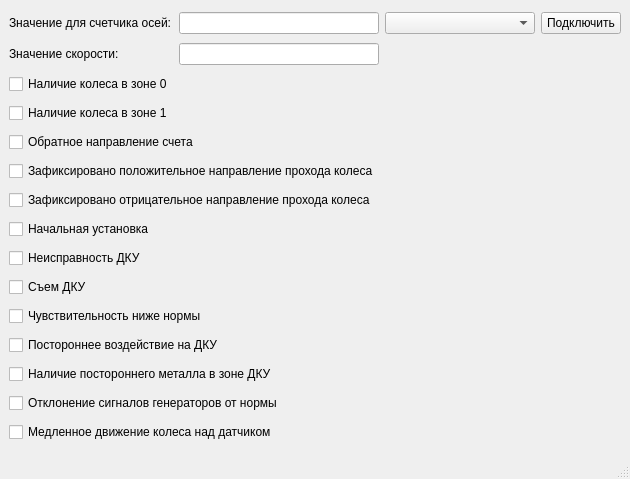
This is DKUSlave/DKUServer/mainwindow.ui in Xorizo-n/DKU-PromElectro as Qt 5 draws it before an edit. The edited form follows.
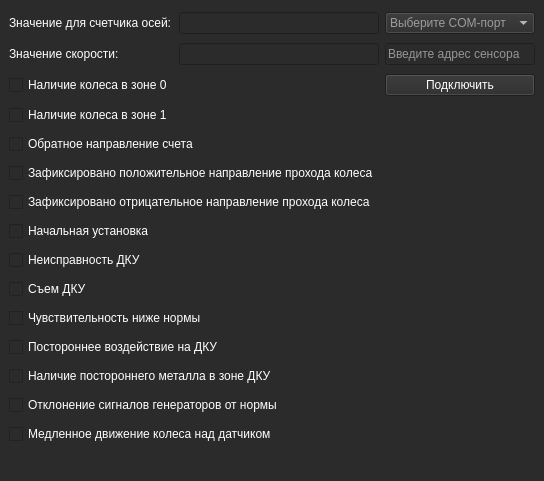
This is the edited form.

```diff
--- a/DKUSlave/DKUServer/mainwindow.ui
+++ b/DKUSlave/DKUServer/mainwindow.ui
@@ -6,17 +6,23 @@
    <rect>
     <x>0</x>
     <y>0</y>
-    <width>625</width>
-    <height>479</height>
+    <width>539</width>
+    <height>481</height>
    </rect>
   </property>
   <property name="windowTitle">
    <string>ДКУ-02 Эмулятор</string>
   </property>
+  <property name="styleSheet">
+   <string notr="true">background-color: rgb(43, 43, 43);</string>
+  </property>
   <widget class="QWidget" name="centralwidget">
    <layout class="QGridLayout" name="gridLayout">
     <item row="0" column="2">
      <widget class="QComboBox" name="comports">
+      <property name="styleSheet">
+       <string notr="true">color: rgb(255, 255, 255);</string>
+      </property>
       <property name="placeholderText">
        <string>Выберите COM-порт</string>
       </property>
@@ -24,6 +30,9 @@
     </item>
     <item row="15" column="0" colspan="2">
      <widget class="QCheckBox" name="r32_14">
+      <property name="styleSheet">
+       <string notr="true">color: rgb(255, 255, 255);</string>
+      </property>
       <property name="text">
        <string>Отклонение сигналов генераторов от нормы</string>
       </property>
@@ -31,20 +40,19 @@
     </item>
     <item row="5" column="0" colspan="2">
      <widget class="QCheckBox" name="r32_1">
+      <property name="styleSheet">
+       <string notr="true">color: rgb(255, 255, 255);</string>
+      </property>
       <property name="text">
        <string>Наличие колеса в зоне 1</string>
       </property>
      </widget>
     </item>
-    <item row="0" column="3">
-     <widget class="QPushButton" name="connect">
-      <property name="text">
-       <string>Подключить</string>
-      </property>
-     </widget>
-    </item>
     <item row="11" column="0" colspan="2">
      <widget class="QCheckBox" name="r32_10">
+      <property name="styleSheet">
+       <string notr="true">color: rgb(255, 255, 255);</string>
+      </property>
       <property name="text">
        <string>Съем ДКУ</string>
       </property>
@@ -52,6 +60,9 @@
     </item>
     <item row="13" column="0" colspan="2">
      <widget class="QCheckBox" name="r32_12">
+      <property name="styleSheet">
+       <string notr="true">color: rgb(255, 255, 255);</string>
+      </property>
       <property name="text">
        <string>Постороннее воздействие на ДКУ</string>
       </property>
@@ -59,6 +70,9 @@
     </item>
     <item row="10" column="0" colspan="2">
      <widget class="QCheckBox" name="r32_9">
+      <property name="styleSheet">
+       <string notr="true">color: rgb(255, 255, 255);</string>
+      </property>
       <property name="text">
        <string>Неисправность ДКУ</string>
       </property>
@@ -66,6 +80,9 @@
     </item>
     <item row="0" column="0">
      <widget class="QLabel" name="label">
+      <property name="styleSheet">
+       <string notr="true">color: rgb(255, 255, 255);</string>
+      </property>
       <property name="text">
        <string>Значение для счетчика осей:</string>
       </property>
@@ -73,6 +90,9 @@
     </item>
     <item row="16" column="0" colspan="2">
      <widget class="QCheckBox" name="r32_15">
+      <property name="styleSheet">
+       <string notr="true">color: rgb(255, 255, 255);</string>
+      </property>
       <property name="text">
        <string>Медленное движение колеса над датчиком</string>
       </property>
@@ -80,16 +100,26 @@
     </item>
     <item row="6" column="0" colspan="2">
      <widget class="QCheckBox" name="r32_2">
+      <property name="styleSheet">
+       <string notr="true">color: rgb(255, 255, 255);</string>
+      </property>
       <property name="text">
        <string>Обратное направление счета</string>
       </property>
      </widget>
     </item>
     <item row="0" column="1">
-     <widget class="QLineEdit" name="axis_amount"/>
+     <widget class="QLineEdit" name="axis_amount">
+      <property name="styleSheet">
+       <string notr="true">color: rgb(255, 255, 255);</string>
+      </property>
+     </widget>
     </item>
     <item row="12" column="0" colspan="2">
      <widget class="QCheckBox" name="r32_11">
+      <property name="styleSheet">
+       <string notr="true">color: rgb(255, 255, 255);</string>
+      </property>
       <property name="text">
        <string>Чувствительность ниже нормы</string>
       </property>
@@ -97,6 +127,9 @@
     </item>
     <item row="9" column="0" colspan="2">
      <widget class="QCheckBox" name="r32_8">
+      <property name="styleSheet">
+       <string notr="true">color: rgb(255, 255, 255);</string>
+      </property>
       <property name="text">
        <string>Начальная установка</string>
       </property>
@@ -104,6 +137,9 @@
     </item>
     <item row="8" column="0" colspan="2">
      <widget class="QCheckBox" name="r32_4">
+      <property name="styleSheet">
+       <string notr="true">color: rgb(255, 255, 255);</string>
+      </property>
       <property name="text">
        <string>Зафиксировано отрицательное направление прохода колеса</string>
       </property>
@@ -111,6 +147,9 @@
     </item>
     <item row="7" column="0" colspan="2">
      <widget class="QCheckBox" name="r32_3">
+      <property name="styleSheet">
+       <string notr="true">color: rgb(255, 255, 255);</string>
+      </property>
       <property name="text">
        <string>Зафиксировано положительное направление прохода колеса</string>
       </property>
@@ -118,6 +157,9 @@
     </item>
     <item row="14" column="0" colspan="2">
      <widget class="QCheckBox" name="r32_13">
+      <property name="styleSheet">
+       <string notr="true">color: rgb(255, 255, 255);</string>
+      </property>
       <property name="text">
        <string>Наличие постороннего металла в зоне ДКУ</string>
       </property>
@@ -128,10 +170,16 @@
       <property name="autoFillBackground">
        <bool>false</bool>
       </property>
+      <property name="styleSheet">
+       <string notr="true">color: rgb(255, 255, 255);</string>
+      </property>
      </widget>
     </item>
     <item row="1" column="0">
      <widget class="QLabel" name="label_2">
+      <property name="styleSheet">
+       <string notr="true">color: rgb(255, 255, 255);</string>
+      </property>
       <property name="text">
        <string>Значение скорости:</string>
       </property>
@@ -139,11 +187,34 @@
     </item>
     <item row="2" column="0">
      <widget class="QCheckBox" name="r32_0">
+      <property name="styleSheet">
+       <string notr="true">color: rgb(255, 255, 255);</string>
+      </property>
       <property name="text">
        <string>Наличие колеса в зоне 0</string>
       </property>
      </widget>
     </item>
+    <item row="2" column="2">
+     <widget class="QPushButton" name="connect">
+      <property name="styleSheet">
+       <string notr="true">color: rgb(255, 255, 255);</string>
+      </property>
+      <property name="text">
+       <string>Подключить</string>
+      </property>
+     </widget>
+    </item>
+    <item row="1" column="2">
+     <widget class="QLineEdit" name="sen_adr">
+      <property name="styleSheet">
+       <string notr="true">color: rgb(255, 255, 255);</string>
+      </property>
+      <property name="placeholderText">
+       <string>Введите адрес сенсора</string>
+      </property>
+     </widget>
+    </item>
    </layout>
   </widget>
   <widget class="QMenuBar" name="menubar">
```
Left out of the diff: 2 changed lines with no effect on the pictures.
